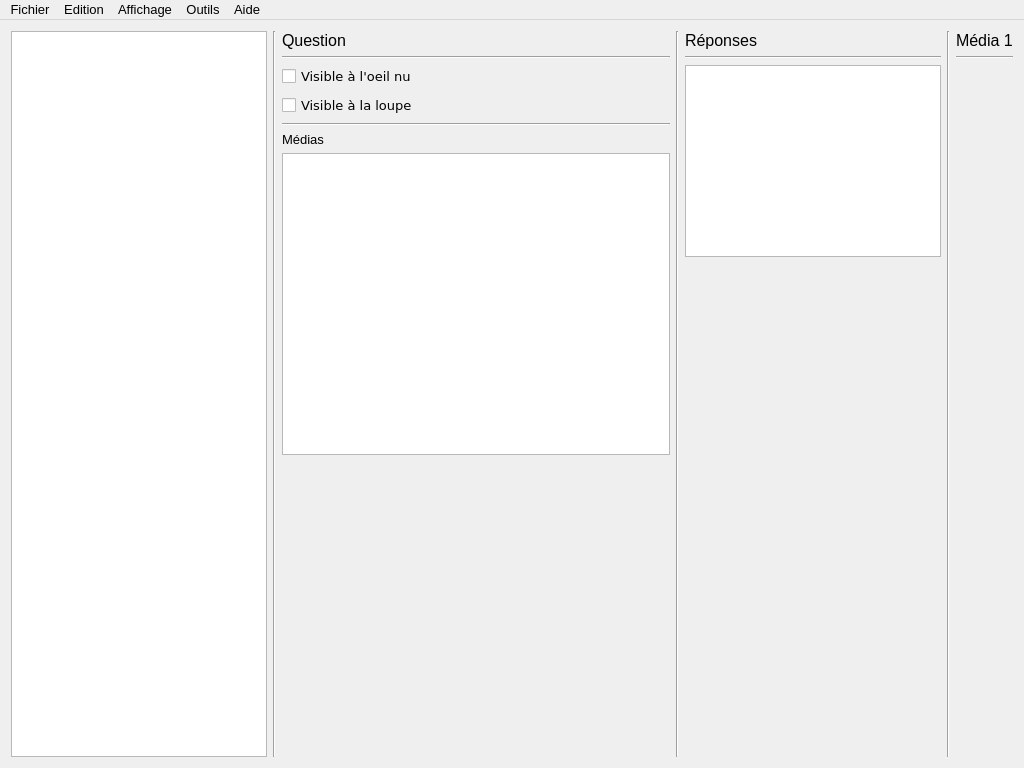
Old version of the form app_pc/ProjetCo_AppPC/mainwindow.ui in the repository AnceretMatthieu/bebete.
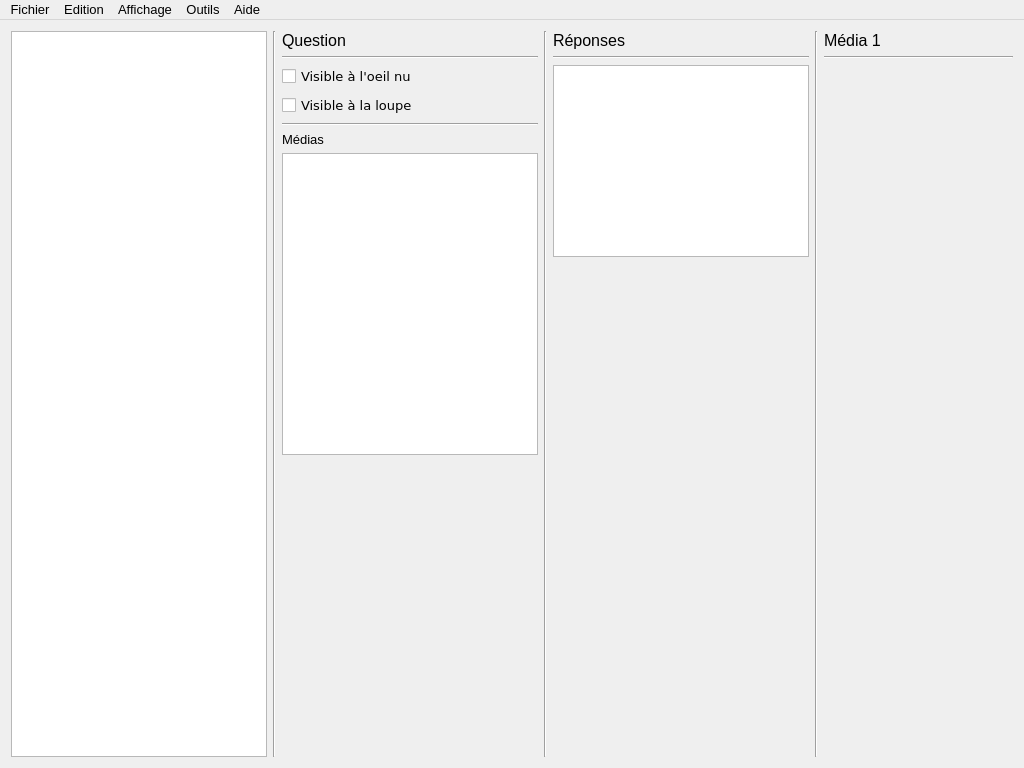
New version of the form.

Diff of the .ui file:
```diff
--- a/app_pc/ProjetCo_AppPC/mainwindow.ui
+++ b/app_pc/ProjetCo_AppPC/mainwindow.ui
@@ -10,6 +10,12 @@
     <height>768</height>
    </rect>
   </property>
+  <property name="sizePolicy">
+   <sizepolicy hsizetype="Preferred" vsizetype="Preferred">
+    <horstretch>0</horstretch>
+    <verstretch>0</verstretch>
+   </sizepolicy>
+  </property>
   <property name="font">
    <font>
     <family>Helvetica Neue</family>
@@ -164,7 +170,26 @@
          </widget>
         </item>
         <item>
-         <widget class="QTreeView" name="treeViewMediasQuestion"/>
+         <widget class="QTreeView" name="treeViewMediasQuestion">
+          <property name="sizePolicy">
+           <sizepolicy hsizetype="Minimum" vsizetype="Expanding">
+            <horstretch>0</horstretch>
+            <verstretch>0</verstretch>
+           </sizepolicy>
+          </property>
+          <property name="verticalScrollBarPolicy">
+           <enum>Qt::ScrollBarAsNeeded</enum>
+          </property>
+          <property name="horizontalScrollBarPolicy">
+           <enum>Qt::ScrollBarAsNeeded</enum>
+          </property>
+          <property name="animated">
+           <bool>false</bool>
+          </property>
+          <attribute name="headerMinimumSectionSize">
+           <number>25</number>
+          </attribute>
+         </widget>
         </item>
         <item>
          <spacer name="verticalSpacer">
@@ -269,6 +294,12 @@
         </item>
         <item>
          <widget class="QLabel" name="labelImage">
+          <property name="font">
+           <font>
+            <family>DejaVu Sans</family>
+            <pointsize>10</pointsize>
+           </font>
+          </property>
           <property name="text">
            <string/>
           </property>
```
Left out of the diff: 3 changed lines with no effect on the pictures.
